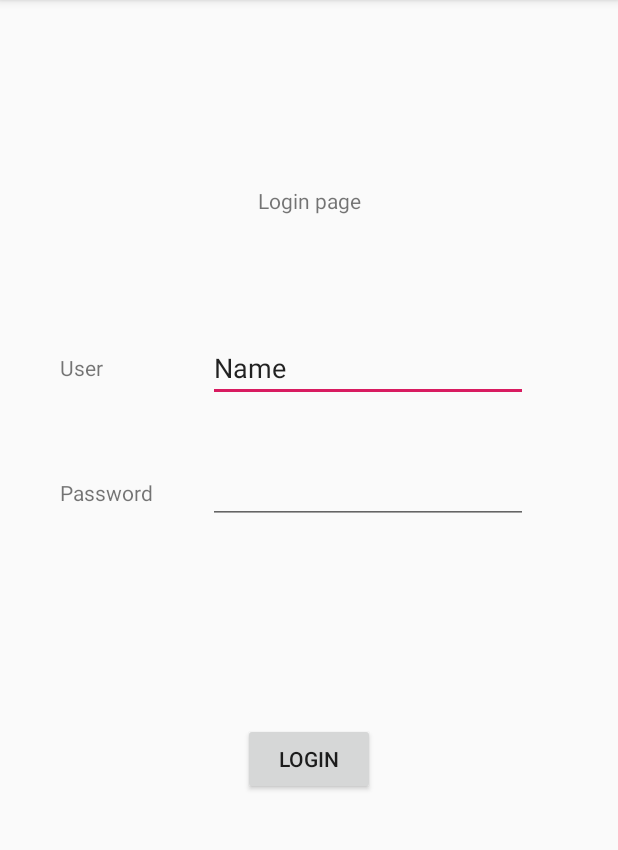
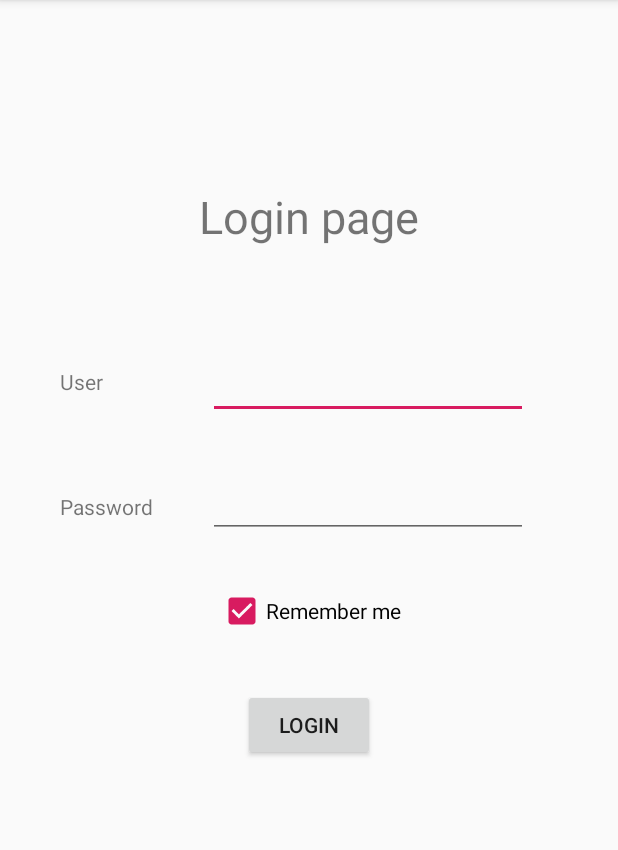
Before and after one commit to KunoiSayami/1081-NoticeDemo, an Android app: the screen it shows after launch (LoginActivity), on a phone screen of 412 x 824 dp, the part 84-934 px from its top. Run offline under Robolectric (Android 15) with nearby library versions, the light colour scheme and no system bars; 2 statements that could not run were skipped.

Commit message:
Add remember password option

```diff
--- /dev/null
+++ b/AndroidClient/app/src/main/java/org/example/u/noticedemo/DatabaseHelper.java
@@ -0,0 +1,98 @@
+package org.example.u.noticedemo;
+
+import android.accounts.Account;
+import android.content.ContentValues;
+import android.content.Context;
+import android.database.Cursor;
+import android.database.sqlite.SQLiteDatabase;
+import android.database.sqlite.SQLiteOpenHelper;
+
+public class DatabaseHelper extends SQLiteOpenHelper {
+	Context context;
+	private static final int DATABASE_VERSION = 1;
+	private static String DATABASE_NAME = "n0t1ce.db";
+	private static String TABLE_ACCOUNT = "Account";
+	private static String TABLE_OPTION = "Option";
+	private static String CREATE_ACCOUNT = "CREATE TABLE `Account` (`id` INTEGER PRIMARY KEY AUTOINCREMENT, `user` TEXT, `password` TEXT)";
+	private static String CREATE_OPTION = "CREATE TABLE `Option` (`id` INTEGER PRIMARY KEY AUTOINCREMENT, `remember_password` BOOLEAN)";
+	public DatabaseHelper(Context context, String name, SQLiteDatabase.CursorFactory factory, int version) {
+		super(context, name, factory, version);
+		this.context = context;
+	}
+
+	/*void init() {
+		SQLiteDatabase db = this.getWritableDatabase();
+		ContentValues contentValues = new ContentValues();
+		contentValues.put("remember_password", false);
+		db.insert(TABLE_OPTION, null, contentValues);;
+		db.close();
+	}*/
+
+	@Override
+	public void onCreate(SQLiteDatabase db) {
+		db.execSQL(CREATE_ACCOUNT);
+		db.execSQL(CREATE_OPTION);
+		db.execSQL("INSERT INTO `Option` (`remember_password`) VALUES (1)");
+		//init();
+	}
+
+	@Override
+	public void onUpgrade(SQLiteDatabase db, int oldVersion, int newVersion) {
+		db.execSQL("DROP TABLE IF EXISTS " + TABLE_ACCOUNT);
+		db.execSQL("DROP TABLE IF EXISTS " + TABLE_OPTION);
+		onCreate(db);
+	}
+
+	public boolean isRememberedPassword() {
+		String sql = "SELECT * FROM `Option` LIMIT 1";
+		SQLiteDatabase sqLiteDatabase = this.getReadableDatabase();
+		Cursor cursor = sqLiteDatabase.rawQuery(sql, null);
+		cursor.moveToFirst();
+		// https://stackoverflow.com/a/4088131
+		boolean remember_password = cursor.getInt(cursor.getColumnIndexOrThrow("remember_password")) > 0;
+		cursor.close();
+		return remember_password;
+	}
+
+	public void setRememberedPassword(boolean b) {
+		SQLiteDatabase db = this.getWritableDatabase();
+		ContentValues contentValues = new ContentValues();
+		contentValues.put("remember_password", false);
+		db.update(TABLE_OPTION, contentValues, "id = 1",null);
+		db.close();
+	}
+
+	public String[] getStoredUser() {
+		String[] accountGroup = new String[2];
+		String sql = "SELECT * FROM `Account` ORDER BY `id` DESC LIMIT 1";
+		SQLiteDatabase sqLiteDatabase = this.getReadableDatabase();
+		Cursor cursor = sqLiteDatabase.rawQuery(sql, null);
+
+		if (cursor.getCount() == 0){
+			accountGroup[0] = accountGroup[1] = "";
+		}
+		else {
+			cursor.moveToFirst();
+			accountGroup[0] = cursor.getString(cursor.getColumnIndexOrThrow("user"));
+			accountGroup[1] = cursor.getString(cursor.getColumnIndexOrThrow("password"));
+		}
+		cursor.close();
+		return accountGroup;
+	}
+
+	public void updateUser(String user, String password) {
+		SQLiteDatabase db = this.getWritableDatabase();
+		db.execSQL("DELETE FROM `Account`");
+		ContentValues contentValues = new ContentValues();
+		contentValues.put("user", user);
+		contentValues.put("password", password);
+		db.insert(TABLE_ACCOUNT,null, contentValues);
+		db.close();
+	}
+
+	public DatabaseHelper(Context context){
+		super(context, DATABASE_NAME, null, DATABASE_VERSION);
+		this.context = context;
+	}
+
+}
--- a/AndroidClient/app/src/main/java/org/example/u/noticedemo/LoginActivity.java
+++ b/AndroidClient/app/src/main/java/org/example/u/noticedemo/LoginActivity.java
@@ -1,21 +1,16 @@
 package org.example.u.noticedemo;
 
-import androidx.appcompat.app.AppCompatActivity;
-
-import android.net.Network;
 import android.os.Bundle;
 import android.util.Log;
 import android.view.View;
 import android.widget.Button;
+import android.widget.CheckBox;
 import android.widget.EditText;
 import android.widget.Toast;
 
-import org.json.JSONException;
-import org.json.JSONObject;
+import androidx.appcompat.app.AppCompatActivity;
 
-import java.io.IOException;
-
-class NetworkLoginException extends Exception {
+	class NetworkLoginException extends Exception {
 
 }
 
@@ -23,6 +18,7 @@ public class LoginActivity extends AppCompatActivity {
 
 	EditText etUser, etPassword;
 	Button btLogin;
+	CheckBox cbRemember;
 
 	String TAG = "log_LoginActivity";
 
@@ -37,6 +33,15 @@ public class LoginActivity extends AppCompatActivity {
 		etUser = findViewById(R.id.etUser);
 		etPassword = findViewById(R.id.etPassword);
 		btLogin = findViewById(R.id.btLogin);
+		cbRemember = findViewById(R.id.cbRemember);
+
+		cbRemember.setChecked(MainActivity.databaseHelper.isRememberedPassword());
+
+		if (cbRemember.isChecked()) {
+			String[] accountGroup = MainActivity.databaseHelper.getStoredUser();
+			etUser.setText(accountGroup[0]);
+			etPassword.setText(accountGroup[1]);
+		}
 
 		btLogin.setOnClickListener(new View.OnClickListener() {
 			@Override
@@ -55,10 +60,14 @@ public class LoginActivity extends AppCompatActivity {
 					Log.d(TAG, "onClick: Status => " + httpRawResponse.getStatus());
 					if (httpRawResponse.getStatus() == 200) {
 						Toast.makeText(LoginActivity.this, "Login success", Toast.LENGTH_SHORT).show();
+						if (cbRemember.isChecked()){
+							MainActivity.databaseHelper.updateUser(strUser, strPassword);
+						}
 					}
 					else {
 						throw new NetworkLoginException();
 					}
+					MainActivity.databaseHelper.setRememberedPassword(cbRemember.isChecked());
 				} catch (Exception e) {
 					e.printStackTrace();
 					Toast.makeText(LoginActivity.this,"Login error", Toast.LENGTH_SHORT).show();
--- a/AndroidClient/app/src/main/java/org/example/u/noticedemo/MainActivity.java
+++ b/AndroidClient/app/src/main/java/org/example/u/noticedemo/MainActivity.java
@@ -1,36 +1,26 @@
 package org.example.u.noticedemo;
+
+import android.content.Intent;
+import android.os.Bundle;
+import android.os.StrictMode;
+import android.util.Log;
+import android.widget.CheckBox;
+import android.widget.Toast;
 
 import androidx.annotation.NonNull;
 import androidx.appcompat.app.AppCompatActivity;
-import androidx.core.app.NotificationCompat;
-import androidx.core.app.NotificationManagerCompat;
-
-import android.app.NotificationChannel;
-import android.app.NotificationManager;
-import android.content.Intent;
-import android.net.Network;
-import android.os.Build;
-import android.os.Bundle;
-import android.os.StrictMode;
-import android.util.Log;
-import android.widget.Toast;
 
 import com.google.android.gms.tasks.OnCompleteListener;
 import com.google.android.gms.tasks.Task;
 import com.google.firebase.iid.FirebaseInstanceId;
 import com.google.firebase.iid.InstanceIdResult;
 
-import org.json.JSONException;
 import org.json.JSONObject;
-
-import java.io.IOException;
-import java.util.HashMap;
 
 public class MainActivity extends AppCompatActivity {
 
-	String CHANNEL_ID = "NoticeDemo";
-
-	String TAG = "NoticeDemoMain";
+	String TAG = "log_Main";
+	static DatabaseHelper databaseHelper;
 
 	@Override
 	protected void onCreate(Bundle savedInstanceState) {
@@ -72,6 +62,7 @@ public class MainActivity extends AppCompatActivity {
 	}
 
 	void init(){
+		MainActivity.databaseHelper = new DatabaseHelper(this);
 		FirebaseInstanceId.getInstance().getInstanceId()
 				.addOnCompleteListener(new OnCompleteListener<InstanceIdResult>() {
 					@Override
@@ -93,4 +84,12 @@ public class MainActivity extends AppCompatActivity {
 
 	}
 
+
+	@Override
+	protected void onDestroy() {
+		//CheckBox cbRemember = findViewById(R.id.cbRemember);
+		//MainActivity.databaseHelper.setRememberedPassword(cbRemember.isChecked());
+		MainActivity.databaseHelper.close();
+		super.onDestroy();
+	}
 }
--- a/AndroidClient/app/src/main/java/org/example/u/noticedemo/MyFirebaseMessagingService.java
+++ b/AndroidClient/app/src/main/java/org/example/u/noticedemo/MyFirebaseMessagingService.java
@@ -1,8 +1,5 @@
 package org.example.u.noticedemo;
 
-import android.app.Service;
-import android.content.Intent;
-import android.os.IBinder;
 import android.util.Log;
 
 import androidx.core.app.NotificationCompat;
@@ -13,7 +10,7 @@ import com.google.firebase.messaging.RemoteMessage;
 
 public class MyFirebaseMessagingService extends FirebaseMessagingService {
 
-	String TAG = "MyFirebaseMessagingService";
+	String TAG = "log_MyFirebaseMessagingService";
 
 	@Override
 	public void onMessageReceived(RemoteMessage remoteMessage) {
--- a/AndroidClient/app/src/main/res/layout/activity_login.xml
+++ b/AndroidClient/app/src/main/res/layout/activity_login.xml
@@ -10,18 +10,19 @@
         android:id="@+id/btLogin"
         android:layout_width="wrap_content"
         android:layout_height="wrap_content"
-        android:layout_marginTop="144dp"
+        android:layout_marginTop="36dp"
         android:text="@string/text_login"
         app:layout_constraintEnd_toEndOf="parent"
+        app:layout_constraintHorizontal_bias="0.501"
         app:layout_constraintStart_toStartOf="parent"
-        app:layout_constraintTop_toBottomOf="@+id/textPassword" />
+        app:layout_constraintTop_toBottomOf="@+id/cbRemember" />
 
     <TextView
         android:id="@+id/textUser"
         android:layout_width="wrap_content"
         android:layout_height="wrap_content"
         android:layout_marginStart="40dp"
-        android:layout_marginTop="92dp"
+        android:layout_marginTop="80dp"
         android:text="@string/text_user"
         app:layout_constraintStart_toStartOf="parent"
         app:layout_constraintTop_toBottomOf="@+id/textLogin" />
@@ -43,10 +44,10 @@
         android:layout_marginEnd="60dp"
         android:ems="10"
         android:inputType="textPersonName"
-        android:text="Name"
         app:layout_constraintBottom_toBottomOf="@+id/textUser"
         app:layout_constraintEnd_toEndOf="parent"
-        app:layout_constraintTop_toTopOf="@+id/textUser" />
+        app:layout_constraintTop_toTopOf="@+id/textUser"
+        app:layout_constraintVertical_bias="0.423" />
 
     <EditText
         android:id="@+id/etPassword"
@@ -66,7 +67,19 @@
         android:layout_height="wrap_content"
         android:layout_marginTop="124dp"
         android:text="@string/text_title_login_page"
+        android:textSize="30sp"
         app:layout_constraintEnd_toEndOf="parent"
         app:layout_constraintStart_toStartOf="parent"
         app:layout_constraintTop_toTopOf="parent" />
+
+    <CheckBox
+        android:id="@+id/cbRemember"
+        android:layout_width="wrap_content"
+        android:layout_height="wrap_content"
+        android:layout_marginTop="44dp"
+        android:checked="true"
+        android:text="@string/text_remember_password"
+        app:layout_constraintEnd_toEndOf="parent"
+        app:layout_constraintStart_toStartOf="parent"
+        app:layout_constraintTop_toBottomOf="@+id/textPassword" />
 </androidx.constraintlayout.widget.ConstraintLayout>
--- a/AndroidClient/app/src/main/res/values/strings.xml
+++ b/AndroidClient/app/src/main/res/values/strings.xml
@@ -17,5 +17,6 @@
     <string name="text_user">User</string>
     <string name="text_password">Password</string>
     <string name="text_title_login_page">Login page</string>
+    <string name="text_remember_password">Remember me</string>
     <!-- login page end -->
 </resources>
```
Also changed, not shown: AndroidClient/app/src/main/java/org/example/u/noticedemo/NetworkSupport.java (+1 -22 lines).
